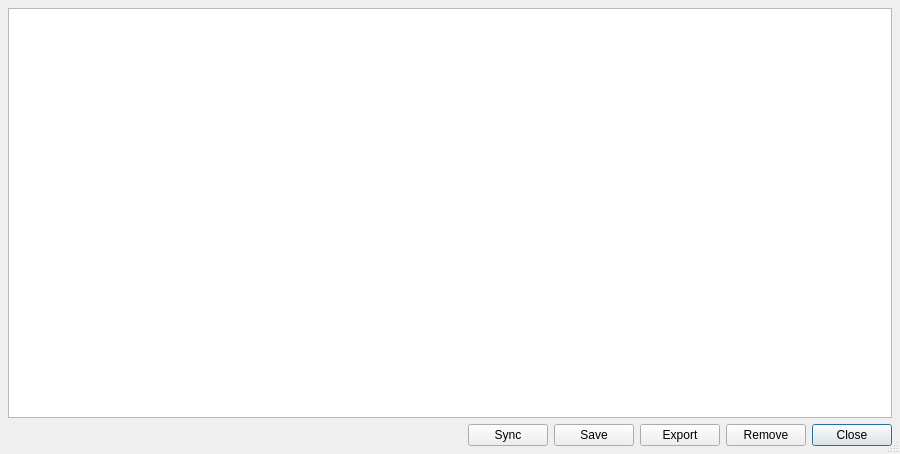
NCAR/nidas, file src/nidas/apps/auto_cal/EditCalDialog.ui: the form before one commit.
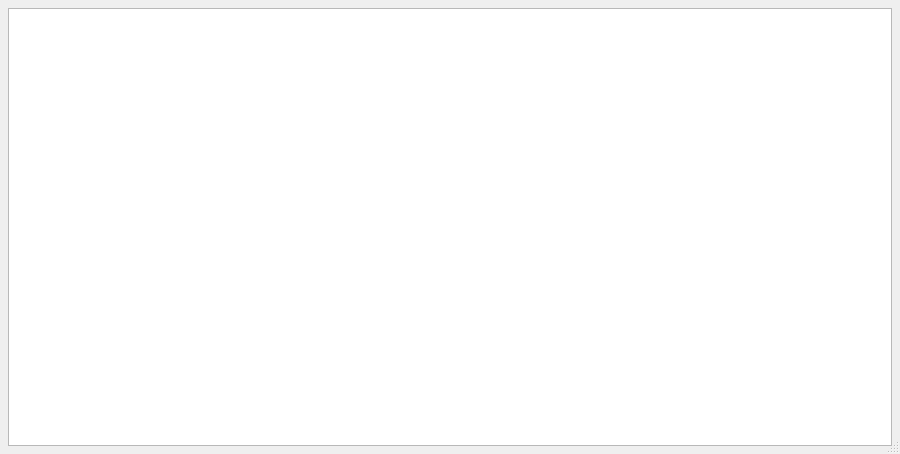
The form after the commit.

Commit message: Removed older buttons from the UI.

What changed in the file:
```diff
--- a/src/nidas/apps/auto_cal/EditCalDialog.ui
+++ b/src/nidas/apps/auto_cal/EditCalDialog.ui
@@ -24,88 +24,6 @@
    <item>
     <widget class="QTableView" name="_table"/>
    </item>
-   <item>
-    <layout class="QHBoxLayout">
-     <property name="spacing">
-      <number>6</number>
-     </property>
-     <property name="margin">
-      <number>0</number>
-     </property>
-     <item>
-      <spacer name="Horizontal Spacing2">
-       <property name="orientation">
-        <enum>Qt::Horizontal</enum>
-       </property>
-       <property name="sizeType">
-        <enum>QSizePolicy::Expanding</enum>
-       </property>
-       <property name="sizeHint" stdset="0">
-        <size>
-         <width>20</width>
-         <height>20</height>
-        </size>
-       </property>
-      </spacer>
-     </item>
-     <item>
-      <widget class="QPushButton" name="buttonSync">
-       <property name="toolTip">
-        <string>Pulls then pushes database to the master server.</string>
-       </property>
-       <property name="text">
-        <string>Sync</string>
-       </property>
-      </widget>
-     </item>
-     <item>
-      <widget class="QPushButton" name="buttonSave">
-       <property name="toolTip">
-        <string>Saves changes to the local database.</string>
-       </property>
-       <property name="text">
-        <string>Save</string>
-       </property>
-      </widget>
-     </item>
-     <item>
-      <widget class="QPushButton" name="buttonExport">
-       <property name="toolTip">
-        <string>Generates a cal .dat file used by DSM server.</string>
-       </property>
-       <property name="text">
-        <string>Export</string>
-       </property>
-      </widget>
-     </item>
-     <item>
-      <widget class="QPushButton" name="buttonRemove">
-       <property name="toolTip">
-        <string>Removes a calibration entry row.</string>
-       </property>
-       <property name="text">
-        <string>Remove</string>
-       </property>
-      </widget>
-     </item>
-     <item>
-      <widget class="QPushButton" name="buttonClose">
-       <property name="toolTip">
-        <string>Discards any unsaved changes and exits.</string>
-       </property>
-       <property name="text">
-        <string>Close</string>
-       </property>
-       <property name="autoDefault">
-        <bool>true</bool>
-       </property>
-       <property name="default">
-        <bool>true</bool>
-       </property>
-      </widget>
-     </item>
-    </layout>
-   </item>
   </layout>
  </widget>
  <layoutdefault spacing="6" margin="8"/>
```
The commit also changes 1 other file.
